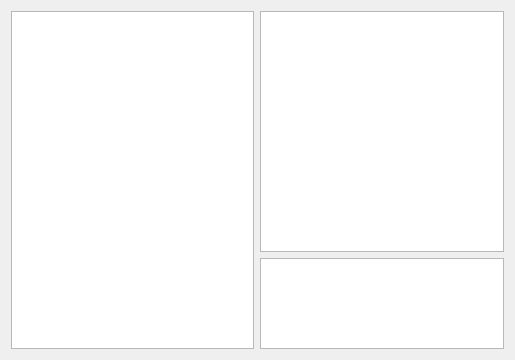
The window that qw_client/QwcPrivateMessager.ui (pcjpnet/qwired-suite) describes before a commit, drawn with Qt 5.
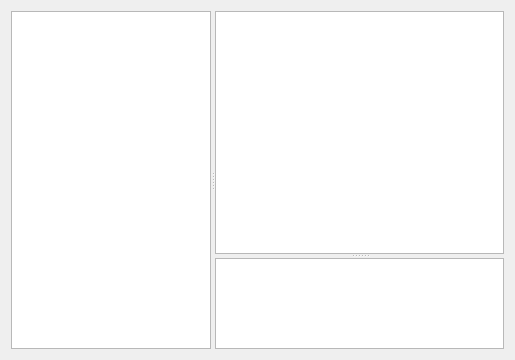
The same window after the commit.

Commit message: Fixed display of new user list widget approach, switching between conversations.

What changed in the file:
```diff
--- a/qw_client/QwcPrivateMessager.ui
+++ b/qw_client/QwcPrivateMessager.ui
@@ -14,10 +14,23 @@
    <string>Form</string>
   </property>
   <layout class="QGridLayout" name="gridLayout">
-   <item row="0" column="0" rowspan="2">
-    <widget class="QListWidget" name="fMessageList"/>
-   </item>
-   <item row="0" column="1">
+   <item row="0" column="0">
+    <widget class="QSplitter" name="splitter_2">
+     <property name="orientation">
+      <enum>Qt::Horizontal</enum>
+     </property>
+     <widget class="QListWidget" name="fMessageList">
+      <property name="maximumSize">
+       <size>
+        <width>200</width>
+        <height>16777215</height>
+       </size>
+      </property>
+     </widget>
+     <widget class="QSplitter" name="splitter">
+      <property name="orientation">
+       <enum>Qt::Vertical</enum>
+      </property>
     <widget class="QTextBrowser" name="fMessageView">
      <property name="sizePolicy">
       <sizepolicy hsizetype="Expanding" vsizetype="Expanding">
@@ -26,8 +39,6 @@
       </sizepolicy>
      </property>
     </widget>
-   </item>
-   <item row="1" column="1">
     <widget class="QPlainTextEdit" name="fMessageInput">
      <property name="sizePolicy">
       <sizepolicy hsizetype="Expanding" vsizetype="Expanding">
@@ -35,6 +46,8 @@
        <verstretch>3</verstretch>
       </sizepolicy>
      </property>
+      </widget>
+     </widget>
     </widget>
    </item>
   </layout>
```
Lines whose indentation alone changed are shown as unchanged. The commit also changes 5 other files.
